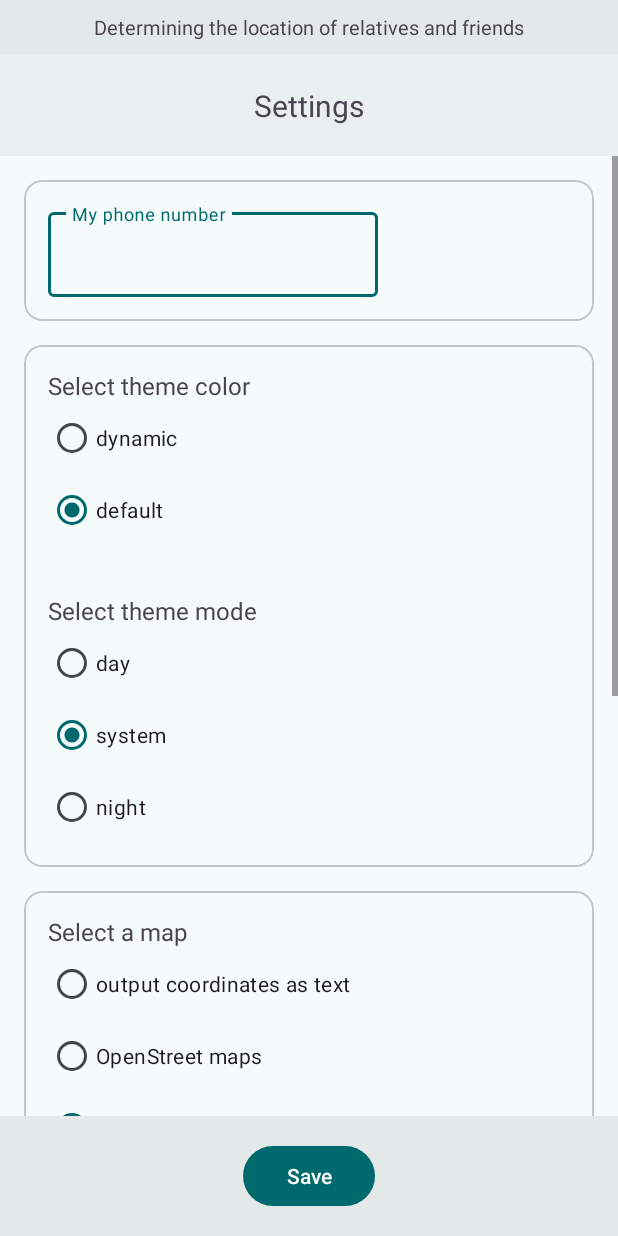
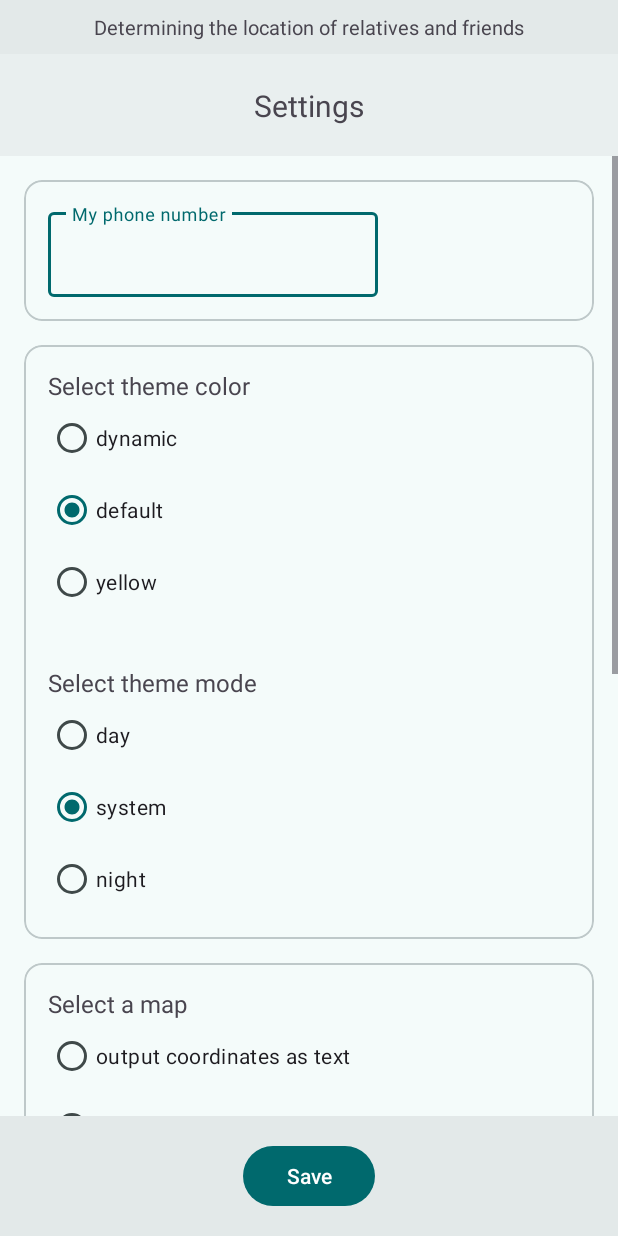
Before and after one commit to Mammoth70/WhereAreTheyNow, an Android app: the screen it shows after launch (SettingsActivity), item 2 of the bottom bar chosen, on a phone screen of 412 x 824 dp. Run offline under Robolectric (Android 15) with nearby library versions, the light colour scheme and no system bars; libraries missing offline, so code that uses them is left out: com.yandex.mapkit; 1 statement that could not run was skipped.

Commit message:
Version 2.26 fix 9

```diff
--- a/app/src/main/java/ru/mammoth70/wherearetheynow/App.java
+++ b/app/src/main/java/ru/mammoth70/wherearetheynow/App.java
@@ -3,7 +3,6 @@ package ru.mammoth70.wherearetheynow;
 import android.app.Application;
 import android.content.SharedPreferences;
 
-import com.google.android.material.color.DynamicColors;
 import com.yandex.mapkit.MapKitFactory;
 
 import java.util.ArrayList;
@@ -29,9 +28,7 @@ public class App extends Application {
         // Считываем из SharedPreferences, как определять цвет темы.
         Util.themeColor = settings.getInt(Util.NAME_THEME_COLOR, Util.themeColor);
         // Включение динамического цвета.
-        if (Util.themeColor == Util.COLOR_DYNAMIC_YES) {
-            DynamicColors.applyToActivitiesIfAvailable(this);
-        }
+        Util.setThemeColor(this,Util.themeColor);
 
         // Считываем из SharedPreferences, как определять режим темы.
         Util.themeMode = settings.getInt(Util.NAME_THEME_MODE, Util.themeMode);
--- a/app/src/main/java/ru/mammoth70/wherearetheynow/SettingsActivity.java
+++ b/app/src/main/java/ru/mammoth70/wherearetheynow/SettingsActivity.java
@@ -165,11 +165,14 @@ public class SettingsActivity extends AppCompatActivity {
         // получаем объект RadioGroup переключателя цвета темы
         RadioGroup radioThemeColor = findViewById(R.id.radioThemeColor);
         switch (selectedModeColorTemp) {
-            case (Util.COLOR_DYNAMIC_YES):
+            case (Util.COLOR_DYNAMIC_WALLPAPER):
                 radioThemeColor.check(R.id.themeDynamic);
                 break;
             case Util.COLOR_DYNAMIC_NO:
                 radioThemeColor.check(R.id.themeDefault);
+                break;
+            case Util.COLOR_DYNAMIC_YELLOW:
+                radioThemeColor.check(R.id.themeYellow);
                 break;
         }
 
@@ -178,10 +181,13 @@ public class SettingsActivity extends AppCompatActivity {
             // получаем выбранную кнопку
             switch (id) {
                 case R.id.themeDynamic:
-                    selectedModeColorTemp = Util.COLOR_DYNAMIC_YES;
+                    selectedModeColorTemp = Util.COLOR_DYNAMIC_WALLPAPER;
                     break;
                 case R.id.themeDefault:
                     selectedModeColorTemp = Util.COLOR_DYNAMIC_NO;
+                    break;
+                case R.id.themeYellow:
+                    selectedModeColorTemp = Util.COLOR_DYNAMIC_YELLOW;
                     break;
             }
         });
--- a/app/src/main/java/ru/mammoth70/wherearetheynow/Util.java
+++ b/app/src/main/java/ru/mammoth70/wherearetheynow/Util.java
@@ -1,6 +1,12 @@
 package ru.mammoth70.wherearetheynow;
 
+import android.app.Application;
+
 import androidx.appcompat.app.AppCompatDelegate;
+import androidx.core.content.ContextCompat;
+
+import com.google.android.material.color.DynamicColors;
+import com.google.android.material.color.DynamicColorsOptions;
 
 import java.util.ArrayList;
 import java.util.HashMap;
@@ -35,7 +41,8 @@ public class Util {
     public static final int MODE_NIGHT_YES = 2;
     public static final int MODE_NIGHT_FOLLOW_SYSTEM = -1;
     public static final int COLOR_DYNAMIC_NO = 1;
-    public static final int COLOR_DYNAMIC_YES = 2;
+    public static final int COLOR_DYNAMIC_WALLPAPER = 2;
+    public static final int COLOR_DYNAMIC_YELLOW = 3;
     public static final String NAME_THEME_MODE = "theme";
     public static final String NAME_THEME_COLOR = "color";
     public static int themeMode = MODE_NIGHT_FOLLOW_SYSTEM;
@@ -61,7 +68,6 @@ public class Util {
     public static final String REGEXP_ANSWER = "^WATN [AR] lat (-?\\d{2,3}\\.\\d{6}), lon (-?\\d{2,3}\\.\\d{6}), time (\\d{4}-\\d{2}-\\d{2} \\d{2}:\\d{2}:\\d{2})$";
 
     public static void setThemeMode(int mode) {
-
         // Метод включает или выключает ночную тему в соответствии с переданными настройками.
         switch (mode) {
             case Util.MODE_NIGHT_NO:
@@ -74,4 +80,20 @@ public class Util {
                 AppCompatDelegate.setDefaultNightMode(AppCompatDelegate.MODE_NIGHT_FOLLOW_SYSTEM);
         }
     }
+
+    public static void setThemeColor(Application application, int color) {
+        // Метод включает или выключает ночную тему в соответствии с переданными настройками.
+        switch (color) {
+            case (COLOR_DYNAMIC_WALLPAPER) :
+                DynamicColors.applyToActivitiesIfAvailable(application);
+                break;
+            case (COLOR_DYNAMIC_YELLOW) :
+                DynamicColorsOptions dynamicColorsOptions = new DynamicColorsOptions.Builder()
+                        .setContentBasedSource(ContextCompat.getColor(application,R.color.yellow_theme))
+                        .build();
+                DynamicColors.applyToActivitiesIfAvailable(application,dynamicColorsOptions);
+                break;
+        }
+    }
+
 }
--- a/app/src/main/res/layout/frame_settings.xml
+++ b/app/src/main/res/layout/frame_settings.xml
@@ -92,6 +92,13 @@
                     android:layout_width="wrap_content"
                     android:layout_height="wrap_content"
                     android:text="@string/themeDefault"
+                    />
+
+                <RadioButton
+                    android:id="@+id/themeYellow"
+                    android:layout_width="wrap_content"
+                    android:layout_height="wrap_content"
+                    android:text="@string/themeYellow"
                     />
             </RadioGroup>
 
--- a/app/src/main/res/values/colors.xml
+++ b/app/src/main/res/values/colors.xml
@@ -1,5 +1,7 @@
 <?xml version="1.0" encoding="utf-8"?>
 <resources>
+    <color name="yellow_theme">#FFDE3F</color>
+
     <color name="black">#FF000000</color>
     <color name="black_alpha">#48000000</color>
     <color name="black_alpha16">#16000000</color>
--- a/app/src/main/res/values/strings.xml
+++ b/app/src/main/res/values/strings.xml
@@ -48,6 +48,7 @@
     <string name="selectThemeColor">Select theme color</string>
     <string name="themeDynamic">dynamic</string>
     <string name="themeDefault">default</string>
+    <string name="themeYellow">yellow</string>
     <string name="selectThemeMode">Select theme mode</string>
     <string name="themeDay">day</string>
     <string name="themeSystem">system</string>
```
Also changed, not shown: 1 other file.
